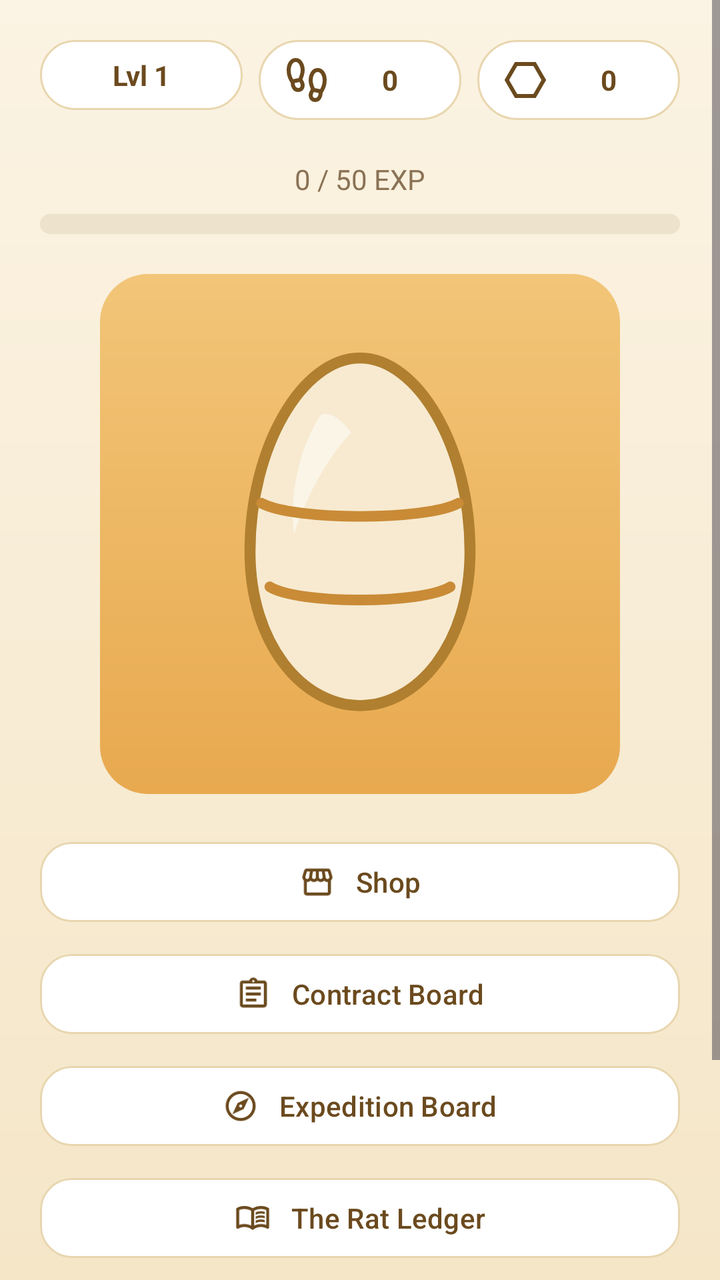
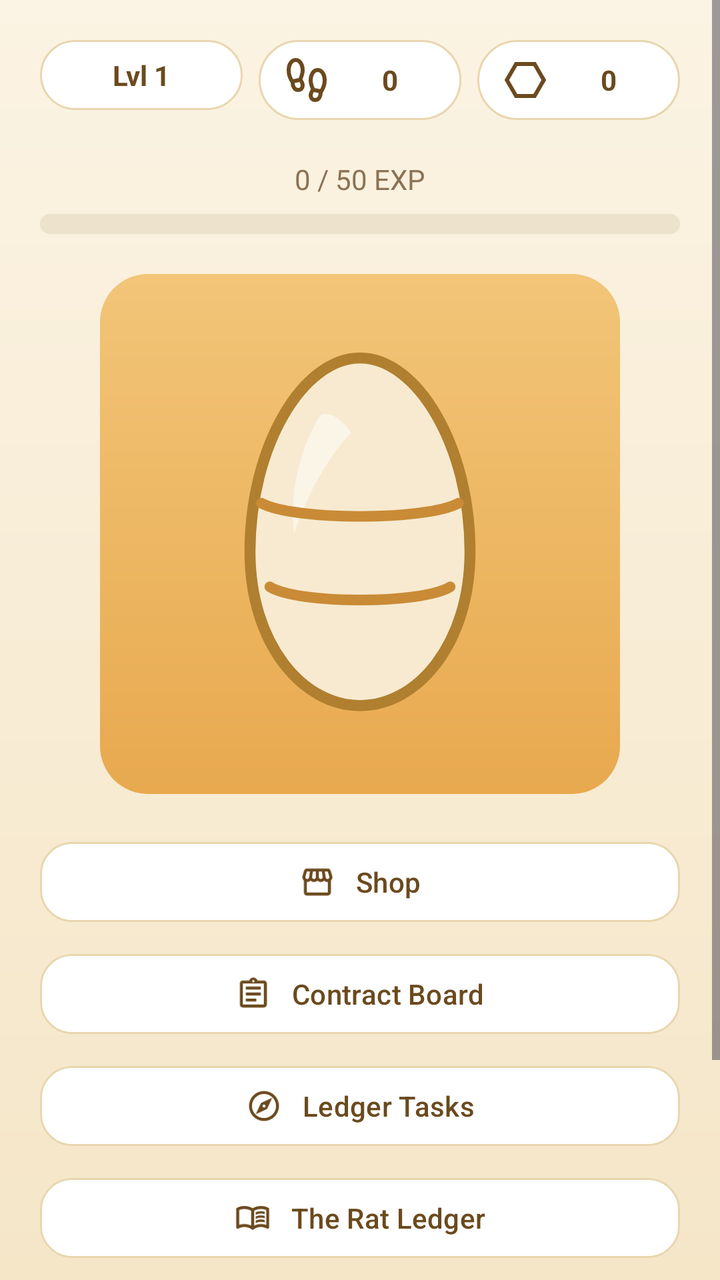

Two renders of the same Android screen: before a commit and after it. Below are the layout's source before the change and the commit's diff.
<!-- AndroidManifest.xml: application theme Theme.RatKingRecon -->
<!-- res/layout/activity_main.xml -->
<?xml version="1.0" encoding="utf-8"?>
<ScrollView xmlns:android="http://schemas.android.com/apk/res/android"
    xmlns:app="http://schemas.android.com/apk/res-auto"
    android:layout_width="match_parent"
    android:layout_height="match_parent"
    android:background="@drawable/bg_app_gradient"
    android:fitsSystemWindows="true">

    <LinearLayout
        android:layout_width="match_parent"
        android:layout_height="wrap_content"
        android:orientation="vertical"
        android:gravity="center_horizontal"
        android:padding="20dp">

        
        <LinearLayout
            android:layout_width="match_parent"
            android:layout_height="wrap_content"
            android:orientation="horizontal"
            android:baselineAligned="false"
            android:layout_marginBottom="20dp">

            <TextView
                android:id="@+id/playerLevelText"
                android:layout_width="0dp"
                android:layout_height="wrap_content"
                android:layout_weight="1"
                android:layout_marginEnd="8dp"
                android:background="@drawable/bg_pill_tan"
                android:paddingHorizontal="12dp"
                android:paddingVertical="8dp"
                android:gravity="center"
                android:textSize="14sp"
                android:textStyle="bold"
                android:textColor="@color/text_primary"
                android:text="@string/header_level_default" />

            <TextView
                android:id="@+id/stepCountText"
                android:layout_width="0dp"
                android:layout_height="wrap_content"
                android:layout_weight="1"
                android:layout_marginEnd="8dp"
                android:background="@drawable/bg_pill_tan"
                android:paddingHorizontal="12dp"
                android:paddingVertical="8dp"
                android:gravity="center"
                android:drawableStart="@drawable/ic_footprint"
                android:drawablePadding="6dp"
                android:textSize="14sp"
                android:textStyle="bold"
                android:textColor="@color/text_primary"
                android:text="@string/header_steps_default" />

            <TextView
                android:id="@+id/scrapText"
                android:layout_width="0dp"
                android:layout_height="wrap_content"
                android:layout_weight="1"
                android:background="@drawable/bg_pill_tan"
                android:paddingHorizontal="12dp"
                android:paddingVertical="8dp"
                android:gravity="center"
                android:drawableStart="@drawable/ic_hexagon"
                android:drawablePadding="6dp"
                android:textSize="14sp"
                android:textStyle="bold"
                android:textColor="@color/text_primary"
                android:text="@string/header_scrap_default" />
        </LinearLayout>

        <TextView
            android:id="@+id/expText"
            android:layout_width="wrap_content"
            android:layout_height="wrap_content"
            android:textSize="14sp"
            android:textColor="@color/text_muted"
            android:text="0 / 50 EXP"
            android:layout_marginBottom="8dp" />

        <ProgressBar
            android:id="@+id/expProgressBar"
            style="?android:attr/progressBarStyleHorizontal"
            android:layout_width="match_parent"
            android:layout_height="10dp"
            android:progressDrawable="@drawable/progress_amber"
            android:max="50"
            android:progress="0"
            android:layout_marginBottom="20dp" />

        
        <FrameLayout
            android:layout_width="260dp"
            android:layout_height="260dp"
            android:background="@drawable/bg_egg_panel"
            android:layout_marginBottom="20dp">

            <ImageView
                android:id="@+id/petImage"
                android:layout_width="match_parent"
                android:layout_height="match_parent"
                android:padding="20dp"
                android:scaleType="fitCenter"
                android:src="@drawable/egg_stage_0" />
        </FrameLayout>

        
        <com.google.android.material.button.MaterialButton
            android:id="@+id/shopButton"
            android:layout_width="match_parent"
            android:layout_height="wrap_content"
            android:text="@string/btn_shop"
            app:icon="@drawable/ic_store"
            app:iconGravity="textStart"
            app:iconPadding="10dp"
            app:iconTint="@color/text_primary"
            android:textAllCaps="false"
            android:textColor="@color/text_primary"
            app:backgroundTint="@color/card_white"
            app:strokeColor="@color/card_border"
            app:strokeWidth="1dp"
            app:cornerRadius="16dp"
            android:layout_marginBottom="8dp" />

        <com.google.android.material.button.MaterialButton
            android:id="@+id/activeExpeditionButton"
            android:layout_width="match_parent"
            android:layout_height="wrap_content"
            android:text="@string/expedition_status"
            app:icon="@drawable/ic_pets"
            app:iconGravity="textStart"
            app:iconPadding="10dp"
            app:iconTint="@color/text_primary"
            android:textAllCaps="false"
            android:textStyle="bold"
            android:textColor="@color/text_primary"
            app:backgroundTint="@color/amber"
            app:cornerRadius="16dp"
            android:visibility="gone"
            android:layout_marginBottom="8dp" />

        <com.google.android.material.button.MaterialButton
            android:id="@+id/scavengeMissionsButton"
            android:layout_width="match_parent"
            android:layout_height="wrap_content"
            android:text="@string/btn_contract_board"
            app:icon="@drawable/ic_contract"
            app:iconGravity="textStart"
            app:iconPadding="10dp"
            app:iconTint="@color/text_primary"
            android:textAllCaps="false"
            android:textColor="@color/text_primary"
            app:backgroundTint="@color/card_white"
            app:strokeColor="@color/card_border"
            app:strokeWidth="1dp"
            app:cornerRadius="16dp"
            android:layout_marginBottom="8dp" />

        <com.google.android.material.button.MaterialButton
            android:id="@+id/expeditionBoardButton"
            android:layout_width="match_parent"
            android:layout_height="wrap_content"
            android:text="@string/btn_expedition_board"
            app:icon="@drawable/ic_expedition"
            app:iconGravity="textStart"
            app:iconPadding="10dp"
            app:iconTint="@color/text_primary"
            android:textAllCaps="false"
            android:textColor="@color/text_primary"
            app:backgroundTint="@color/card_white"
            app:strokeColor="@color/card_border"
            app:strokeWidth="1dp"
            app:cornerRadius="16dp"
            android:layout_marginBottom="8dp" />

        <com.google.android.material.button.MaterialButton
            android:id="@+id/openGalleryButton"
            android:layout_width="match_parent"
            android:layout_height="wrap_content"
            android:text="@string/btn_open_ledger"
            app:icon="@drawable/ic_book"
            app:iconGravity="textStart"
            app:iconPadding="10dp"
            app:iconTint="@color/text_primary"
            android:textAllCaps="false"
            android:textColor="@color/text_primary"
            app:backgroundTint="@color/card_white"
            app:strokeColor="@color/card_border"
            app:strokeWidth="1dp"
            app:cornerRadius="16dp"
            android:layout_marginBottom="8dp" />

        <com.google.android.material.button.MaterialButton
            android:id="@+id/settingsButton"
            android:layout_width="match_parent"
            android:layout_height="wrap_content"
            android:text="@string/btn_settings"
            app:icon="@drawable/ic_settings"
            app:iconGravity="textStart"
            app:iconPadding="10dp"
            app:iconTint="@color/text_primary"
            android:textAllCaps="false"
            android:textColor="@color/text_primary"
            app:backgroundTint="@color/card_white"
            app:strokeColor="@color/card_border"
            app:strokeWidth="1dp"
            app:cornerRadius="16dp" />

        <com.google.android.material.button.MaterialButton
            android:id="@+id/devResetButton"
            android:layout_width="wrap_content"
            android:layout_height="wrap_content"
            android:layout_marginTop="16dp"
            android:text="@string/btn_dev_reset"
            android:textAllCaps="false"
            android:textSize="11sp"
            android:textColor="@color/text_muted"
            app:backgroundTint="@android:color/transparent"
            app:elevation="0dp" />

    </LinearLayout>

</ScrollView>
<!-- resources referenced by this layout -->
<resources>
  <color name="amber">#E8A94F</color>
  <color name="card_border">#E8D6AE</color>
  <color name="card_white">#FFFFFF</color>
  <color name="text_muted">#8A7255</color>
  <color name="text_primary">#6B4A1E</color>
  <!-- drawable bg_app_gradient (drawable) -->
  <?xml version="1.0" encoding="utf-8"?>
  <shape xmlns:android="http://schemas.android.com/apk/res/android"
      android:shape="rectangle">
      <gradient
          android:angle="270"
          android:startColor="@color/cream"
          android:endColor="@color/tan"
          android:type="linear" />
  </shape>
  <!-- drawable bg_egg_panel (drawable) -->
  <?xml version="1.0" encoding="utf-8"?>
  <shape xmlns:android="http://schemas.android.com/apk/res/android"
      android:shape="rectangle">
      <gradient
          android:angle="270"
          android:startColor="#F2C578"
          android:endColor="@color/amber"
          android:type="linear" />
      <corners android:radius="24dp" />
  </shape>
  <!-- drawable bg_pill_tan (drawable) -->
  <?xml version="1.0" encoding="utf-8"?>
  <shape xmlns:android="http://schemas.android.com/apk/res/android"
      android:shape="rectangle">
      <solid android:color="@color/card_white" />
      <stroke
          android:width="1dp"
          android:color="@color/card_border" />
      <corners android:radius="20dp" />
  </shape>
  <!-- drawable ic_hexagon (drawable) -->
  <?xml version="1.0" encoding="utf-8"?>
  <vector xmlns:android="http://schemas.android.com/apk/res/android"
      android:width="24dp"
      android:height="24dp"
      android:viewportWidth="960"
      android:viewportHeight="960"
      android:tint="@color/text_primary">
      <group android:translateX="-0" android:translateY="960">
          <path
              android:fillColor="@color/text_primary"
              android:pathData="M272-120 64-480l208-360h416l208 360-208 360H272Zm46-80h324l161-280-161-280H318L156-480l162 280Zm162-280Z" />
      </group>
  </vector>
  <!-- drawable progress_amber (drawable) -->
  <?xml version="1.0" encoding="utf-8"?>
  <layer-list xmlns:android="http://schemas.android.com/apk/res/android">
      <item android:id="@android:id/background">
          <shape android:shape="rectangle">
              <solid android:color="@color/disabled_fill" />
              <corners android:radius="8dp" />
          </shape>
      </item>
      <item android:id="@android:id/progress">
          <clip>
              <shape android:shape="rectangle">
                  <solid android:color="@color/amber" />
                  <corners android:radius="8dp" />
              </shape>
          </clip>
      </item>
  </layer-list>
  <string name="btn_contract_board">Contract Board</string>
  <string name="btn_dev_reset">Dev Reset</string>
  <string name="btn_expedition_board">Expedition Board</string>
  <string name="btn_open_ledger">The Rat Ledger</string>
  <string name="btn_settings">Settings</string>
  <string name="btn_shop">Shop</string>
  <string name="expedition_status">Rat Scavenging… (Tap Status)</string>
  <string name="header_level_default">Lvl 1</string>
  <string name="header_scrap_default">0</string>
  <string name="header_steps_default">0</string>
  <style name="Theme.RatKingRecon" parent="Base.Theme.RatKingRecon" />
  <color name="cream">#FBF3E3</color>
  <color name="tan">#F5E6C8</color>
  <color name="disabled_fill">#EDE2CC</color>
  <style name="Base.Theme.RatKingRecon" parent="Theme.Material3.Light.NoActionBar">
          <item name="colorPrimary">@color/amber</item>
          <item name="colorOnPrimary">@color/text_primary</item>
          <item name="colorSurface">@color/cream</item>
          <item name="colorOnSurface">@color/text_primary</item>
          <item name="android:colorBackground">@color/cream</item>
          <item name="android:statusBarColor">@color/cream</item>
          <item name="android:windowLightStatusBar">true</item>
          <item name="android:navigationBarColor">@color/tan</item>
          <item name="android:windowLightNavigationBar">true</item>
      </style>
  <!-- unchanged entries left out for length: 8 -->
</resources>

<!-- the commit's change to res/layout/activity_main.xml (unified diff, before → after) -->
@@ -161,7 +161,7 @@
             android:id="@+id/expeditionBoardButton"
             android:layout_width="match_parent"
             android:layout_height="wrap_content"
-            android:text="@string/btn_expedition_board"
+            android:text="@string/btn_ledger_tasks"
             app:icon="@drawable/ic_expedition"
             app:iconGravity="textStart"
             app:iconPadding="10dp"
<!-- resource entries referenced after the edit -->
@@ -70,7 +70,7 @@
   </layer-list>
   <string name="btn_contract_board">Contract Board</string>
   <string name="btn_dev_reset">Dev Reset</string>
-  <string name="btn_expedition_board">Expedition Board</string>
+  <string name="btn_ledger_tasks">Ledger Tasks</string>
   <string name="btn_open_ledger">The Rat Ledger</string>
   <string name="btn_settings">Settings</string>
   <string name="btn_shop">Shop</string>
